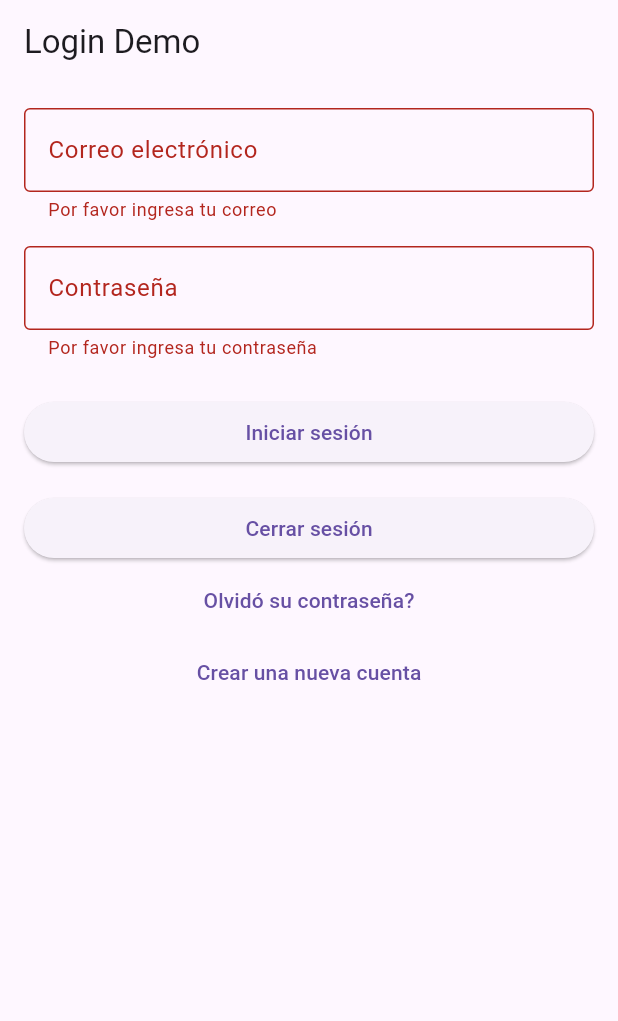
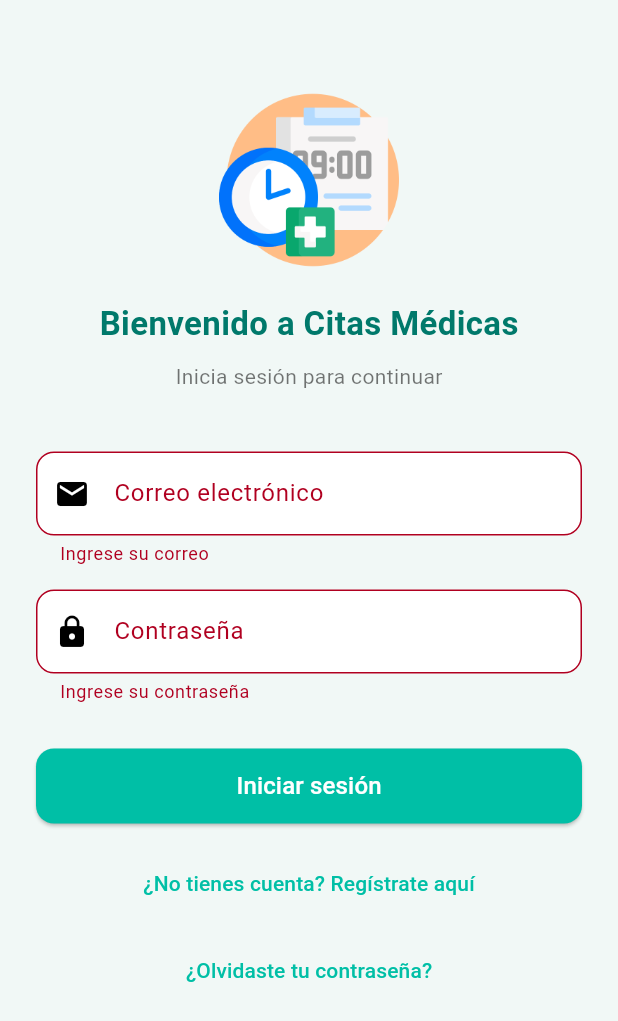
Before and after one commit to TecErickGuerra/doctor_appointment_app, a Flutter app: the screen it shows after launch, after a tap on "Iniciar sesión", on a phone screen of 412 x 824 dp. Shown: the top 1021 px of the screen. Run offline on Flutter 3.47's test engine with Material 3 defaults, Android fonts, the phone set to English and light mode, and no system bars; our stand-ins replace firebase_auth, firebase_core; accounts and stored records are empty; Roboto replaces fonts that are missing (Poppins).

Commit message:
Diseño de interfaz del login de cita médica

```diff
--- a/lib/main.dart
+++ b/lib/main.dart
@@ -1,7 +1,7 @@
 import 'package:flutter/material.dart';
 import 'package:firebase_core/firebase_core.dart';
 import 'package:firebase_auth/firebase_auth.dart';
-import 'firebase_options.dart'; // generado por FlutterFire CLI
+import 'firebase_options.dart';
 
 void main() async {
   WidgetsFlutterBinding.ensureInitialized();
@@ -17,7 +17,19 @@ class MyApp extends StatelessWidget {
   @override
   Widget build(BuildContext context) {
     return MaterialApp(
-      title: 'Login de prueba',
+      debugShowCheckedModeBanner: false,
+      title: 'Citas Médicas',
+      theme: ThemeData(
+        colorScheme: ColorScheme.light(
+          primary: const Color(0xFF00BFA6),
+          secondary: const Color(0xFF00796B),
+          background: const Color(0xFFF1F8F6),
+        ),
+        useMaterial3: true,
+        textTheme: const TextTheme(
+          bodyMedium: TextStyle(fontFamily: 'Poppins'),
+        ),
+      ),
       home: const LoginPage(),
     );
   }
@@ -36,147 +48,128 @@ class _LoginPageState extends State<LoginPage> {
   final TextEditingController passwordController = TextEditingController();
   final FirebaseAuth _auth = FirebaseAuth.instance;
 
-  bool _isLoading = false; // Para mostrar carga mientras se autentica
-
-  @override
-  void dispose() {
-    emailController.dispose();
-    passwordController.dispose();
-    super.dispose();
-  }
+  bool _isLoading = false;
 
   Future<void> _login() async {
     if (!_formKey.currentState!.validate()) return;
-
     setState(() => _isLoading = true);
 
     try {
-      UserCredential userCredential = await _auth.signInWithEmailAndPassword(
+      final user = await _auth.signInWithEmailAndPassword(
         email: emailController.text.trim(),
         password: passwordController.text.trim(),
       );
-
-      ScaffoldMessenger.of(context).hideCurrentSnackBar();
       ScaffoldMessenger.of(context).showSnackBar(
-        SnackBar(content: Text("Bienvenido ${userCredential.user!.email}")),
+        SnackBar(content: Text('Bienvenido ${user.user!.email}')),
       );
     } on FirebaseAuthException catch (e) {
-      String message;
-      if (e.code == 'user-not-found') {
-        message = "Usuario no encontrado";
-      } else if (e.code == 'wrong-password') {
-        message = "Contraseña incorrecta";
-      } else {
-        message = e.message ?? "Error desconocido";
-      }
-
-      ScaffoldMessenger.of(context).hideCurrentSnackBar();
-      ScaffoldMessenger.of(context).showSnackBar(
-        SnackBar(content: Text(message)),
-      );
-    } catch (e) {
-      ScaffoldMessenger.of(context).hideCurrentSnackBar();
-      ScaffoldMessenger.of(context).showSnackBar(
-        SnackBar(content: Text("Error: $e")),
-      );
+      String msg = switch (e.code) {
+        'user-not-found' => 'Usuario no encontrado',
+        'wrong-password' => 'Contraseña incorrecta',
+        _ => e.message ?? 'Error desconocido',
+      };
+      ScaffoldMessenger.of(context).showSnackBar(SnackBar(content: Text(msg)));
     } finally {
       setState(() => _isLoading = false);
     }
   }
 
-  Future<void> _logout() async {
-    await _auth.signOut();
-    ScaffoldMessenger.of(context).hideCurrentSnackBar();
-    ScaffoldMessenger.of(context).showSnackBar(
-      const SnackBar(content: Text("Sesión cerrada")),
-    );
-  }
-
   @override
   Widget build(BuildContext context) {
     return Scaffold(
-      appBar: AppBar(title: const Text("Login Demo")),
+      backgroundColor: const Color(0xFFF1F8F6),
       body: SingleChildScrollView(
-        padding: const EdgeInsets.all(16),
-        child: Form(
+        child: Padding(
+          padding: const EdgeInsets.symmetric(horizontal: 24, vertical: 60),
+          child: Column(
+            crossAxisAlignment: CrossAxisAlignment.center,
+            children: [
+              // LOGO
+              Image.asset(
+                'assets/images/cita_logo.png',
+                height: 120,
+              ),
+              const SizedBox(height: 20),
+              const Text(
+                "Bienvenido a Citas Médicas",
+                style: TextStyle(
+                  fontSize: 22,
+                  fontWeight: FontWeight.bold,
+                  color: Color(0xFF00796B),
+                ),
+              ),
+              const SizedBox(height: 10),
+              const Text(
+                "Inicia sesión para continuar",
+                style: TextStyle(color: Colors.black54),
+              ),
+              const SizedBox(height: 40),
+
+              Form(
                 key: _formKey,
                 child: Column(
                   children: [
-              // Correo
+                    // Campo de correo
                     TextFormField(
                       controller: emailController,
-                decoration: const InputDecoration(
-                  labelText: "Correo electrónico",
-                  border: OutlineInputBorder(),
+                      decoration: InputDecoration(
+                        prefixIcon: const Icon(Icons.email),
+                        labelText: 'Correo electrónico',
+                        filled: true,
+                        fillColor: Colors.white,
+                        border: OutlineInputBorder(
+                          borderRadius: BorderRadius.circular(12),
+                        ),
                       ),
                       validator: (value) =>
-                    (value == null || value.isEmpty) ? "Por favor ingresa tu correo" : null,
+                          value!.isEmpty ? 'Ingrese su correo' : null,
                     ),
                     const SizedBox(height: 16),
 
-              // Contraseña
+                    // Campo de contraseña
                     TextFormField(
                       controller: passwordController,
-                decoration: const InputDecoration(
-                  labelText: "Contraseña",
-                  border: OutlineInputBorder(),
+                      decoration: InputDecoration(
+                        prefixIcon: const Icon(Icons.lock),
+                        labelText: 'Contraseña',
+                        filled: true,
+                        fillColor: Colors.white,
+                        border: OutlineInputBorder(
+                          borderRadius: BorderRadius.circular(12),
+                        ),
                       ),
                       obscureText: true,
                       validator: (value) =>
-                    (value == null || value.isEmpty) ? "Por favor ingresa tu contraseña" : null,
+                          value!.isEmpty ? 'Ingrese su contraseña' : null,
                     ),
-              const SizedBox(height: 24),
+                    const SizedBox(height: 30),
 
-              // Botón Login
+                    // Botón login
                     SizedBox(
                       width: double.infinity,
+                      height: 50,
                       child: ElevatedButton(
                         onPressed: _isLoading ? null : _login,
+                        style: ElevatedButton.styleFrom(
+                          backgroundColor: const Color(0xFF00BFA6),
+                          shape: RoundedRectangleBorder(
+                            borderRadius: BorderRadius.circular(12),
+                          ),
+                        ),
                         child: _isLoading
                             ? const CircularProgressIndicator(
                                 color: Colors.white,
                               )
-                      : const Text("Iniciar sesión"),
+                            : const Text(
+                                'Iniciar sesión',
+                                style: TextStyle(
+                                    color: Colors.white, fontSize: 16),
+                              ),
                       ),
                     ),
                     const SizedBox(height: 16),
 
-              // Botón Logout
-              SizedBox(
-                width: double.infinity,
-                child: ElevatedButton(
-                  onPressed: _logout,
-                  child: const Text("Cerrar sesión"),
-                ),
-              ),
-
-              // Botón de "Olvidó su contraseña"
-              TextButton(
-                onPressed: () async {
-                  if (emailController.text.isEmpty) {
-                    ScaffoldMessenger.of(context).showSnackBar(
-                      const SnackBar(content: Text("Ingresa su correo para restablecer la contraseña")),
-                    );
-                    return;
-                  }
-
-                  try {
-                    await FirebaseAuth.instance.sendPasswordResetEmail(
-                      email: emailController.text.trim(),
-                    );
-                    ScaffoldMessenger.of(context).showSnackBar(
-                      const SnackBar(content: Text("Se ha enviado un correo para restablecer su contraseña")),
-                    );
-                  } on FirebaseAuthException catch (e) {
-                    ScaffoldMessenger.of(context).showSnackBar(
-                      SnackBar(content: Text(e.message ?? "Error desconocido")),
-                    );
-                  }
-                },
-                child: const Text("Olvidó su contraseña?"),
-              ),
-
-              // Boton de crear nueva cuenta
+                    // Enlace de registro
                     TextButton(
                       onPressed: () async {
                         if (_formKey.currentState!.validate()) {
@@ -204,7 +197,37 @@ class _LoginPageState extends State<LoginPage> {
                           }
                         }
                       },
-                child: const Text("Crear una nueva cuenta"),
+                      child: const Text("¿No tienes cuenta? Regístrate aquí"),
+                    ),
+                    const SizedBox(height: 10),
+
+                    // Enlace de recuperación
+                    TextButton(
+                      onPressed: () async {
+                        if (emailController.text.isEmpty) {
+                          ScaffoldMessenger.of(context).showSnackBar(
+                            const SnackBar(content: Text("Ingresa tu correo para restablecer la contraseña")),
+                          );
+                          return;
+                        }
+
+                        try {
+                          await FirebaseAuth.instance.sendPasswordResetEmail(
+                            email: emailController.text.trim(),
+                          );
+                          ScaffoldMessenger.of(context).showSnackBar(
+                            const SnackBar(content: Text("Se ha enviado un correo para restablecer la contraseña")),
+                          );
+                        } on FirebaseAuthException catch (e) {
+                          ScaffoldMessenger.of(context).showSnackBar(
+                            SnackBar(content: Text(e.message ?? "Error desconocido")),
+                          );
+                        }
+                      },
+                      child: const Text("¿Olvidaste tu contraseña?"),
+                    ),
+                  ],
+                ),
               ),
             ],
           ),
```
Also changed, not shown: pubspec.yaml (+7 -6 lines), assets/images/cita_logo.png (added), pubspec.lock. Lines whose indentation alone changed are shown as unchanged.
